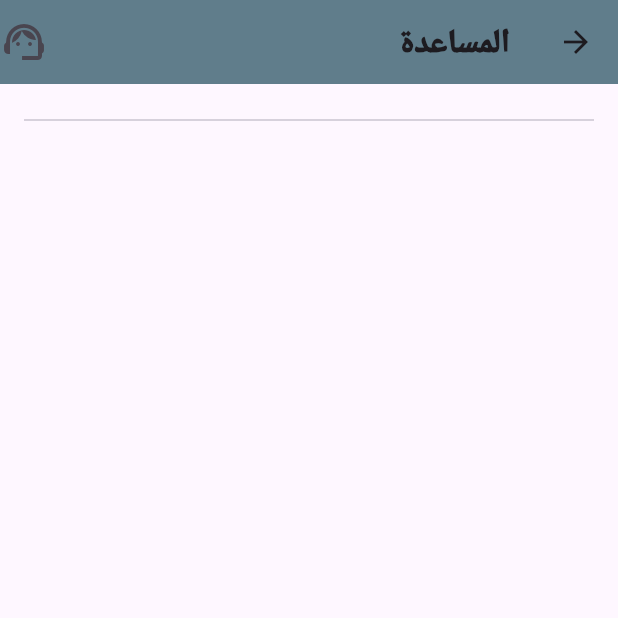
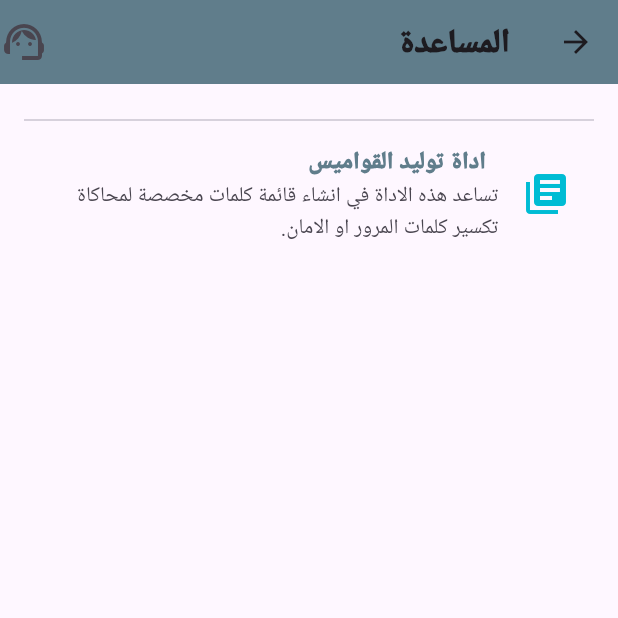
Before and after one commit to MalekAlzaeem/AppMyTools, a Flutter app: the HelpPage screen opened directly, on a phone screen of 412 x 824 dp, the top half of it. Run offline on Flutter 3.47's test engine with Material 3 defaults, Android fonts, the phone set to English and light mode, and no system bars; our stand-ins replace image_picker; missing offline and left inert: exif.

Commit message:
adding first the listTile

```diff
--- a/mytools/lib/Help.dart
+++ b/mytools/lib/Help.dart
@@ -27,6 +27,23 @@ class HelpPage extends StatelessWidget {
           padding:  EdgeInsets.all(16),
           children: [
             Divider(),
+            ListTile(
+              leading: Icon(
+                Icons.library_books,
+                size: 32,
+                color: Colors.cyan,
+              ),
+              title: Text(
+                "  اداة توليد القواميس",
+                style: TextStyle(
+                  fontWeight: FontWeight.w900,
+                  color: Colors.blueGrey,
+                ),
+              ),
+              subtitle: Text(
+                "تساعد هذه الاداة في انشاء قائمة كلمات مخصصة لمحاكاة تكسير كلمات المرور او الامان.",
+              ),
+            ),
         ],
         ),
     ),
```
